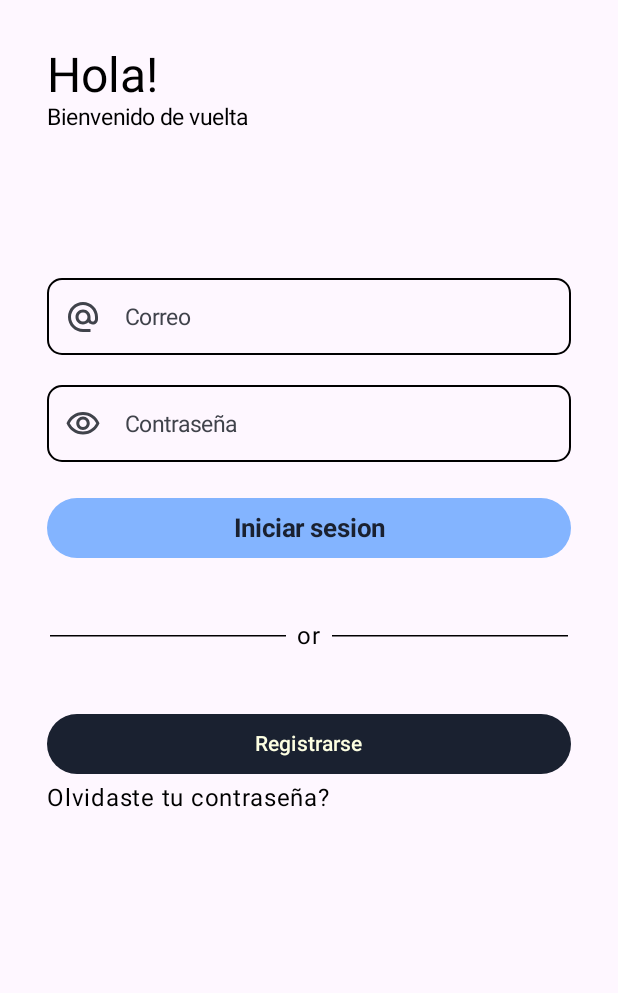
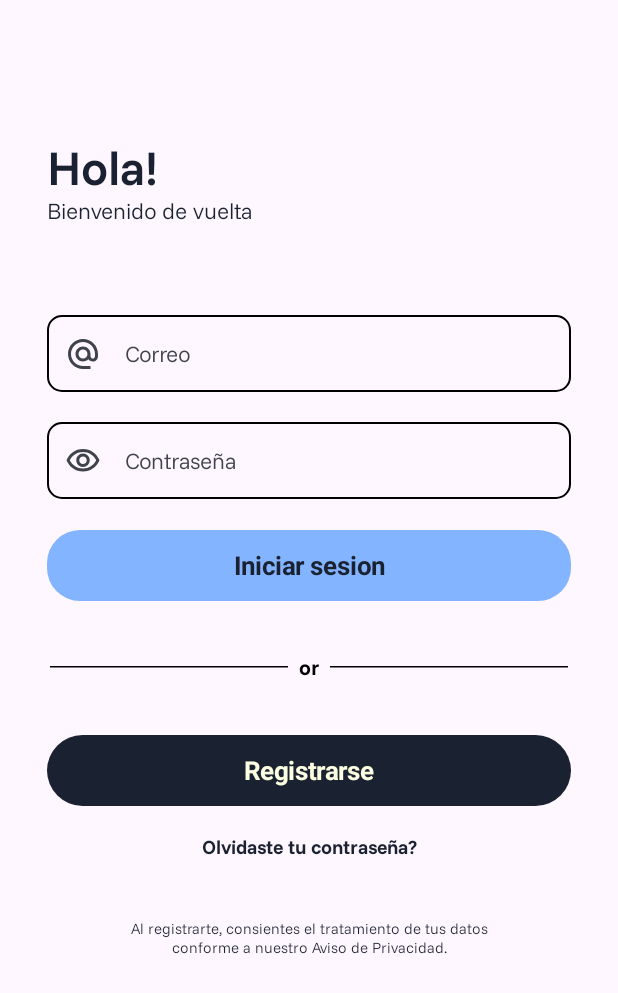
Before and after one commit to Bigpotatozz/HydroSense, an Android app built with Jetpack Compose: the screen it shows after launch (MainActivity), on a phone screen of 412 x 824 dp. Shown: the top 993 px of the screen. Run offline under Robolectric (Android 15) with nearby library versions, the phone set to English and light mode, and no system bars; our stand-ins replace Dagger/Hilt's generated code, livedata-compose.

Commit message:
front login terminado

```diff
--- a/mobile/src/main/java/com/oscar/hydrosense/login/ui/LoginScreen.kt
+++ b/mobile/src/main/java/com/oscar/hydrosense/login/ui/LoginScreen.kt
@@ -5,6 +5,7 @@ import android.content.Context
 import android.util.Log
 import androidx.compose.foundation.background
 import androidx.compose.foundation.layout.Arrangement
+import androidx.compose.foundation.layout.Box
 import androidx.compose.foundation.layout.Column
 import androidx.compose.foundation.layout.Row
 import androidx.compose.foundation.layout.Spacer
@@ -48,6 +49,7 @@ import androidx.compose.ui.res.painterResource
 import androidx.compose.ui.text.TextStyle
 import androidx.compose.ui.text.font.FontStyle
 import androidx.compose.ui.text.font.FontWeight
+import androidx.compose.ui.text.style.TextAlign
 import androidx.compose.ui.tooling.preview.Preview
 import androidx.compose.ui.unit.dp
 import androidx.compose.ui.unit.sp
@@ -59,6 +61,8 @@ import androidx.datastore.preferences.preferencesDataStore
 import androidx.navigation.NavController
 import com.google.gson.Gson
 import com.oscar.hydrosense.login.data.network.response.LoginResponse
+import com.oscar.hydrosense.theme.funnelSans
+import com.oscar.hydrosense.ui.PersonalizedTextField
 import dagger.hilt.android.internal.Contexts
 import kotlinx.coroutines.flow.first
 import kotlinx.coroutines.launch
@@ -69,33 +73,22 @@ val Context.dataStore: DataStore<Preferences> by preferencesDataStore(name = "us
 
 @Composable
 fun LoginScreen(modifier: Modifier, loginViewModel: LoginViewModel, navController: NavController){
-
-    Login()
+    Login(modifier, loginViewModel, navController);
 }
 
 
-@Preview(showBackground = true)
 @Composable
-fun PreviewLogin(){
-
-
-
-    Login();
-}
-
-@Composable
-fun Login(/*modifier:Modifier, loginViewModel: LoginViewModel, navController: NavController*/){
-
-    /*val correo by loginViewModel.correo.observeAsState(initial = "");
+fun Login(modifier:Modifier, loginViewModel: LoginViewModel, navController: NavController){
+    val correo by loginViewModel.correo.observeAsState(initial = "");
     val contrasenia by loginViewModel.contrasenia.observeAsState(initial = "");
     val loginStatus by loginViewModel.loginStatus.observeAsState(initial = false);
-    val response by loginViewModel.response.observeAsState();*/
+    val response by loginViewModel.response.observeAsState();
 
     val context = LocalContext.current;
     val snackbarHostState = remember { SnackbarHostState() };
     val coroutineScope = rememberCoroutineScope();
 
-    /*
+
     LaunchedEffect(loginStatus) {
         if(loginStatus){
             Log.i("OSCAR", "todo bien");
@@ -113,41 +106,46 @@ fun Login(/*modifier:Modifier, loginViewModel: LoginViewModel, navController: Na
             }
         }
     }
-     */
+
 
     Column(Modifier.fillMaxSize().padding(31.dp)){
+        Spacer(modifier = Modifier.padding(30.dp))
 
         Column(horizontalAlignment = Alignment.Start){
-            Text(text = "Hola!", style = TextStyle(fontSize = 32.sp));
-            Text(text = "Bienvenido de vuelta", style = TextStyle(fontSize = 15.sp))
+            Text(text = "Hola!",
+                style = TextStyle(fontSize = 32.sp, fontFamily = funnelSans, fontWeight = FontWeight.SemiBold),
+                color = Color(0xFF1A2130));
+            Text(text = "Bienvenido de vuelta",
+                style = TextStyle(fontSize = 15.sp, fontFamily = funnelSans, fontWeight = FontWeight.Light),
+                color = Color(0xFF1A2130))
         }
-        Spacer(Modifier.padding(49.dp))
+        Spacer(Modifier.padding(30.dp))
 
 
 
 
         Column() {
 
-            PersonalizedTextField(value = ""/*correo*/,
+            PersonalizedTextField(value = correo,
                 icono = Icons.Filled.AlternateEmail,
                 placeholder = "Correo") {
-                //loginViewModel.setCorreo(it);
+                loginViewModel.setCorreo(it);
             }
 
             Spacer(Modifier.padding(10.dp))
 
-            PersonalizedTextField(value = ""/*contrasenia*/,
+            PersonalizedTextField(value = contrasenia,
                 icono = Icons.Outlined.Visibility,
                 placeholder = "Contraseña") {
-                //loginViewModel.setContrasenia(it);
+                loginViewModel.setContrasenia(it);
             }
             Spacer(Modifier.padding(10.dp))
 
             Button(onClick = {
-                //loginViewModel.login(correo, contrasenia);
+                loginViewModel.login(correo, contrasenia);
                },
                 shape = RoundedCornerShape(22.dp),
-                modifier = Modifier.fillMaxWidth(),
+                modifier = Modifier.fillMaxWidth().height(47.dp),
                 colors = ButtonDefaults.buttonColors(
                     containerColor = Color(0xFF83B4FF),
                     contentColor = Color(0xFF1A2130)
@@ -158,31 +156,57 @@ fun Login(/*modifier:Modifier, loginViewModel: LoginViewModel, navController: Na
             Spacer(Modifier.padding(15.dp))
 
             Row(horizontalArrangement = Arrangement.Center, verticalAlignment = Alignment.CenterVertically) {
+
+                HorizontalDivider(Modifier.padding(2.dp).weight(1f),
+                    color = Color.Black,
+                    thickness = 1.dp)
+                Text("or", Modifier.padding(5.dp),
+                    style = TextStyle(fontFamily = funnelSans, fontWeight = FontWeight.Bold))
                 HorizontalDivider(Modifier.padding(2.dp).weight(1f), color = Color.Black)
-                Text("or", Modifier.padding(5.dp))
-                HorizontalDivider(Modifier.padding(2.dp).weight(1f), color = Color.Black)
+
             }
 
             Spacer(Modifier.padding(15.dp))
 
             Button(onClick = {
 
-                //navController.navigate("register");
-                /*
+                navController.navigate("register");
+
                 if(loginStatus == false){
                     coroutineScope.launch {
                         snackbarHostState.showSnackbar("Usuario o contraseña incorrectos");
                     }
                 }
 
-                */
+
             },
-                modifier = Modifier.fillMaxWidth(),
+                modifier = Modifier.fillMaxWidth().height(47.dp),
                 colors = ButtonDefaults.buttonColors( containerColor = Color(0xFF1A2130))) {
-                Text("Registrarse", color = Color(0xFFFDFFE2))
+                Text("Registrarse",
+                    color = Color(0xFFFDFFE2),
+                    style = TextStyle(fontSize = 17.sp, fontWeight = FontWeight.Bold))
             }
 
-            Text("Olvidaste tu contraseña?");
+            Column(Modifier.fillMaxWidth(), horizontalAlignment = Alignment.CenterHorizontally) {
+                Text("Olvidaste tu contraseña?",
+                    modifier = Modifier.padding(top = 20.dp),
+                    style = TextStyle(fontSize = 13.sp, fontWeight = FontWeight.Bold, fontFamily = funnelSans),
+                    color = Color(0xFF1A2130));
+
+
+                    Text("Al registrarte, consientes el tratamiento de tus datos conforme a nuestro Aviso de Privacidad.",
+                        modifier = Modifier.padding(40.dp),
+                        style = TextStyle(fontSize = 10.sp, fontFamily = funnelSans, fontWeight = FontWeight.ExtraLight),
+                        textAlign = TextAlign.Center,
+                        color = Color(0xFF1A2130))
+
+
+
+            }
+
+
+
+
 
             SnackbarHost(
                 hostState = snackbarHostState,
@@ -197,27 +221,3 @@ fun Login(/*modifier:Modifier, loginViewModel: LoginViewModel, navController: Na
 
 
 };
-
-
-@OptIn(ExperimentalMaterial3Api::class)
-@Composable
-fun PersonalizedTextField(value: String, icono: ImageVector, placeholder: String, onValueChange: (String) -> Unit){
-
-    OutlinedTextField(value = value, onValueChange = onValueChange , placeholder = {
-        Row(verticalAlignment = Alignment.CenterVertically){
-
-            Text(text = placeholder,
-                style = TextStyle( fontSize = 15.sp))
-        } },
-        shape = RoundedCornerShape(10.dp),
-        modifier = Modifier.fillMaxWidth().height(51.dp),
-        leadingIcon = {
-            Icon(imageVector = icono,
-            contentDescription = placeholder)},
-        colors = TextFieldDefaults.outlinedTextFieldColors(
-            focusedBorderColor = Color(0xFF1A2130),
-            unfocusedBorderColor = Color.Black,
-            errorBorderColor = Color.Red
-        )
-    )
-}
--- a/mobile/src/main/java/com/oscar/hydrosense/theme/Type.kt
+++ b/mobile/src/main/java/com/oscar/hydrosense/theme/Type.kt
@@ -11,6 +11,13 @@ import com.oscar.hydrosense.R
 
 // Set of Material typography styles to start with
 
+val funnelSans = FontFamily(
+    Font(R.font.funnelsans_bold, FontWeight.Bold),
+    Font(R.font.funnelsans_regular, FontWeight.Normal),
+    Font(R.font.funnelsans_semibold, FontWeight.SemiBold),
+    Font(R.font.funnelsans_medium, FontWeight.Medium),
+    Font(R.font.funnelsans_light, FontWeight.Light)
+);
 
 val Typography = Typography(
     bodyLarge = TextStyle(
```
Also changed, not shown: mobile/src/main/java/com/oscar/hydrosense/account/ui/AccountScreen.kt (+57 -41 lines), mobile/src/main/java/com/oscar/hydrosense/ui/PersonalizedTextField.kt (added, +72 -0 lines), mobile/src/main/java/com/oscar/hydrosense/utils/Paises.kt (added, +29 -0 lines), mobile/src/main/res/font/funnelsans_bold.ttf (added), mobile/src/main/res/font/funnelsans_bolditalic.ttf (added), mobile/src/main/res/font/funnelsans_extrabold.ttf (added), mobile/src/main/res/font/funnelsans_extrabolditalic.ttf (added), mobile/src/main/res/font/funnelsans_italic.ttf (added), mobile/src/main/res/font/funnelsans_light.ttf (added), mobile/src/main/res/font/funnelsans_lightitalic.ttf (added), mobile/src/main/res/font/funnelsans_medium.ttf (added), mobile/src/main/res/font/funnelsans_mediumitalic.ttf (added), mobile/src/main/res/font/funnelsans_regular.ttf (added), mobile/src/main/res/font/funnelsans_semibold.ttf (added), 1 more files.
